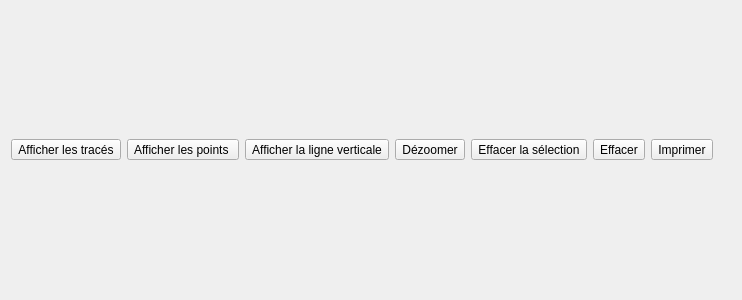
This is Plot/PlotFrame.ui in xaviermawet/EcoManager2013Experimental as Qt 5 draws it before an edit. The edited form follows.
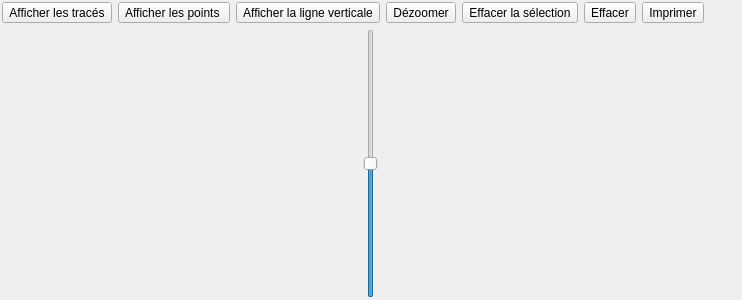
This is the edited form. Icons and pictures are not drawn.

Commit message: Zoom opérationnel sur les vues graphiques (avec ou sans centrer)

```diff
--- a/Plot/PlotFrame.ui
+++ b/Plot/PlotFrame.ui
@@ -13,7 +13,19 @@
   <property name="windowTitle">
    <string>Frame</string>
   </property>
-  <layout class="QVBoxLayout" name="topLayout">
+  <layout class="QVBoxLayout" name="verticalLayout">
+   <property name="leftMargin">
+    <number>2</number>
+   </property>
+   <property name="topMargin">
+    <number>2</number>
+   </property>
+   <property name="rightMargin">
+    <number>2</number>
+   </property>
+   <property name="bottomMargin">
+    <number>2</number>
+   </property>
    <item>
     <layout class="QHBoxLayout" name="toolButtonsHLayout">
      <item>
@@ -202,10 +214,30 @@
     </layout>
    </item>
    <item>
-    <layout class="QGridLayout" name="plotLayout">
+    <layout class="QHBoxLayout" name="horizontalLayout">
      <property name="spacing">
       <number>0</number>
      </property>
+     <item>
+      <layout class="QGridLayout" name="plotLayout">
+       <property name="spacing">
+        <number>0</number>
+       </property>
+      </layout>
+     </item>
+     <item>
+      <widget class="QSlider" name="zoomSlider">
+       <property name="maximum">
+        <number>100</number>
+       </property>
+       <property name="value">
+        <number>50</number>
+       </property>
+       <property name="orientation">
+        <enum>Qt::Vertical</enum>
+       </property>
+      </widget>
+     </item>
     </layout>
    </item>
   </layout>
```
The commit also changes 9 other files.
